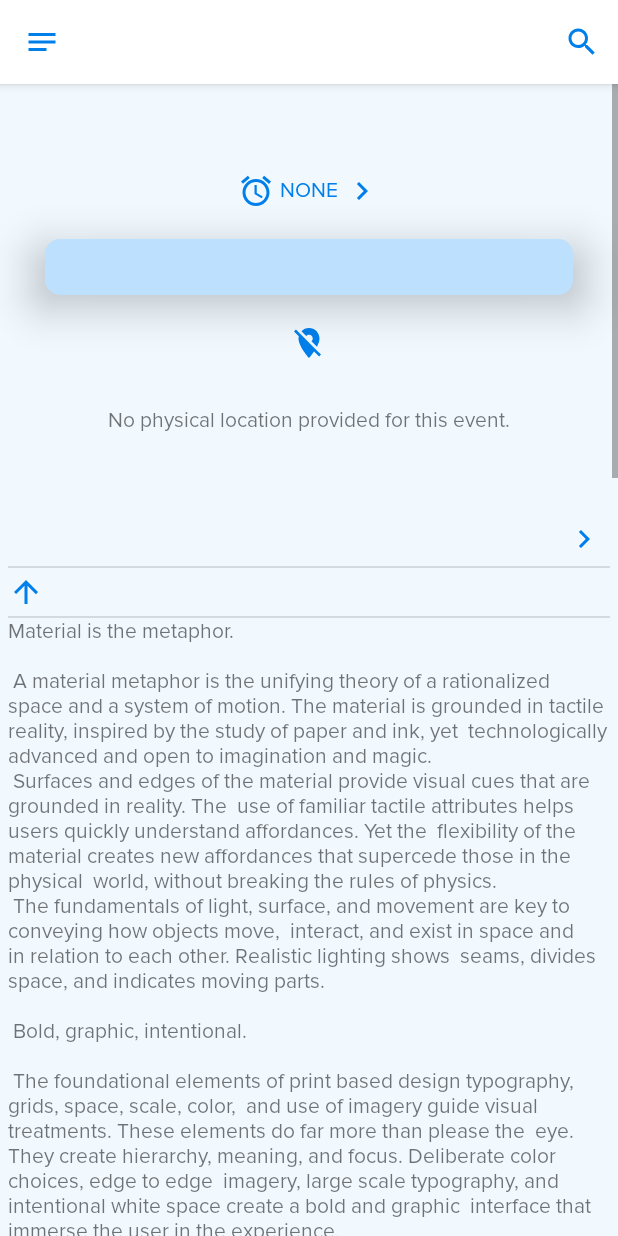
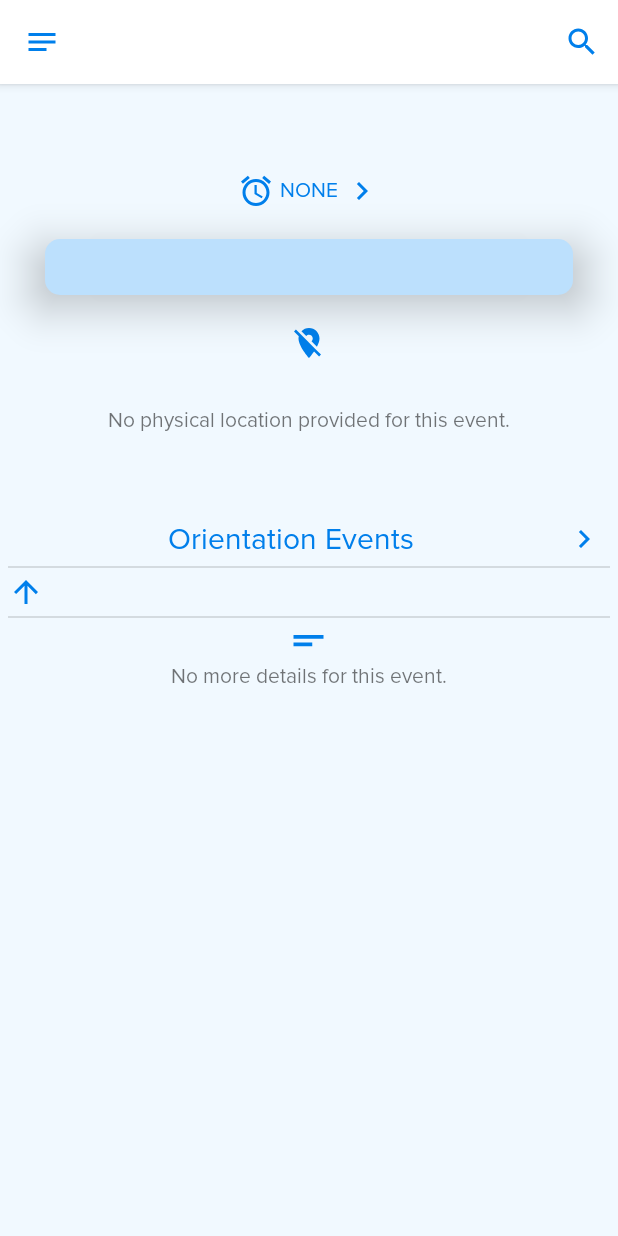
Before and after one commit to erastus-murungi/Orientate, an Android app: the fragment EventDetailFragment placed in its activity, on a phone screen of 412 x 824 dp. Run offline under Robolectric (Android 15) with nearby library versions, the phone set to English and light mode, and no system bars; libraries missing offline, so code that uses them is left out: org.parceler; 6 statements that could not run were skipped.

Commit message:
Added a conditional TextView incase an event doesn't haeve a description

```diff
--- a/app/src/main/java/com/erastus/orientate/student/event/eventdetail/EventDetailFragment.java
+++ b/app/src/main/java/com/erastus/orientate/student/event/eventdetail/EventDetailFragment.java
@@ -22,6 +22,7 @@ import com.erastus.orientate.student.models.DataState;
 import com.erastus.orientate.student.navigation.ActionBarStatus;
 import com.erastus.orientate.student.navigation.StudentNavViewModel;
 import com.erastus.orientate.utils.DateUtils;
+import com.erastus.orientate.utils.FormatNumbers;
 import com.google.android.gms.maps.CameraUpdate;
 import com.google.android.gms.maps.CameraUpdateFactory;
 import com.google.android.gms.maps.GoogleMap;
@@ -49,6 +50,8 @@ public class EventDetailFragment extends Fragment {
     private TextView mNoLocationTextView;
     private TextView mBodyTextView;
     private TextView mUpVoteTextView;
+    private TextView mNoBodyTextView;
+    private TextView mGoBackTextView;
 
 
     private void hideMainNavBar() {
@@ -78,9 +81,12 @@ public class EventDetailFragment extends Fragment {
         mNoLocationTextView = mRootView.findViewById(R.id.text_view_no_location_provided);
         mBodyTextView = mRootView.findViewById(R.id.text_view_event_body);
         mUpVoteTextView = mRootView.findViewById(R.id.text_view_votes);
+        mNoBodyTextView = mRootView.findViewById(R.id.text_view_no_event_body);
+        mGoBackTextView = mRootView.findViewById(R.id.text_view_go_back_to_main_events);
 
         setUpBodyTextView();
         setUpVotesTextView();
+        setUpGoingBackTextView();
 
 
         if (Objects.requireNonNull(mViewModel.getLocalEvent().getValue()).getEventLocation() != null) {
@@ -96,17 +102,28 @@ public class EventDetailFragment extends Fragment {
         return mRootView;
     }
 
+    private void setUpGoingBackTextView() {
+        mGoBackTextView.setText(R.string.orientation_events);
+    }
+
     private void setUpVotesTextView() {
         Integer voteCount = mViewModel.getLocalEvent().getValue().getUpVoteCount();
         if (voteCount == null || voteCount == 0) {
             mUpVoteTextView.setText(null);
         } else {
-
+            mUpVoteTextView.setText(FormatNumbers.format(voteCount));
         }
     }
 
     private void setUpBodyTextView() {
-        mBodyTextView.setText(mViewModel.getLocalEvent().getValue().getBody());
+        String textBody = mViewModel.getLocalEvent().getValue().getBody();
+        if (textBody == null) {
+            mNoBodyTextView.setVisibility(View.VISIBLE);
+            mBodyTextView.setVisibility(View.GONE);
+        } else {
+            mBodyTextView.setVisibility(View.VISIBLE);
+            mNoBodyTextView.setVisibility(View.GONE);
+        }
     }
 
 
@@ -128,7 +145,7 @@ public class EventDetailFragment extends Fragment {
         Log.d(TAG, "zoomToLoc: moving the camera to lat:" + latitude + "lng:" + longitude);
         CameraUpdate cameraUpdate = CameraUpdateFactory.newLatLngZoom(latLng, DEFAULT_ZOOM);
         mMap.moveCamera(CameraUpdateFactory.newLatLng(latLng));
-        mMap.addMarker(new MarkerOptions().position(latLng).title(address.toString()));
+        mMap.addMarker(new MarkerOptions().position(latLng).title(address.getFeatureName()));
         mMap.animateCamera(cameraUpdate);
     }
 
--- /dev/null
+++ b/app/src/main/res/drawable/ic_baseline_short_text_24.xml
@@ -0,0 +1,10 @@
+<vector xmlns:android="http://schemas.android.com/apk/res/android"
+    android:width="30dp"
+    android:height="30dp"
+    android:tint="@color/darkBlue"
+    android:viewportWidth="24"
+    android:viewportHeight="24">
+    <path
+        android:fillColor="@android:color/white"
+        android:pathData="M4,9h16v2H4V9zM4,13h10v2H4V13z" />
+</vector>
--- a/app/src/main/res/layout/fragment_event_detail.xml
+++ b/app/src/main/res/layout/fragment_event_detail.xml
@@ -8,8 +8,7 @@
 
     <RelativeLayout
         android:layout_width="match_parent"
-        android:layout_height="wrap_content"
-        >
+        android:layout_height="wrap_content">
 
         <TextView
             android:id="@+id/text_view_event_title"
@@ -43,14 +42,14 @@
             android:id="@+id/linear_layout_duration"
             android:layout_width="match_parent"
             android:layout_height="wrap_content"
+            android:layout_below="@+id/text_view_reminder"
+            android:layout_marginStart="30dp"
             android:layout_marginTop="20dp"
-            android:layout_marginStart="30dp"
-            android:padding="10dp"
             android:layout_marginEnd="30dp"
+            android:background="@drawable/layout_event_duration_background"
             android:elevation="20dp"
-            android:layout_below="@+id/text_view_reminder"
-            android:background="@drawable/layout_event_duration_background"
-            android:orientation="horizontal">
+            android:orientation="horizontal"
+            android:padding="10dp">
 
             <TextView
                 android:id="@+id/text_view_date"
@@ -66,11 +65,11 @@
                 android:id="@+id/text_view_duration"
                 android:layout_width="wrap_content"
                 android:layout_height="wrap_content"
+                android:layout_alignParentEnd="true"
                 android:layout_gravity="end"
-                android:layout_alignParentEnd="true"
+                android:textSize="14sp"
                 android:textStyle="bold"
-                android:textSize="14sp"
-                tools:text="11:30AM-12:30PM"/>
+                tools:text="11:30AM-12:30PM" />
         </RelativeLayout>
 
         <RelativeLayout
@@ -78,16 +77,17 @@
             android:layout_width="wrap_content"
             android:layout_height="wrap_content"
             android:layout_below="@id/linear_layout_duration">
+
             <TextView
                 android:id="@+id/text_view_no_location_provided"
                 android:layout_width="match_parent"
-            android:text="@string/no_physical_location"
+                android:layout_height="100dp"
                 android:layout_centerInParent="true"
-            android:gravity="center"
+                android:layout_margin="20dp"
                 android:drawableTop="@drawable/ic_baseline_location_off_24"
                 android:drawablePadding="4dp"
-            android:layout_height="100dp"
-            android:layout_margin="20dp"/>
+                android:gravity="center"
+                android:text="@string/no_physical_location" />
 
             <com.google.android.gms.maps.MapView
                 android:id="@+id/map_view_event"
@@ -102,19 +102,19 @@
             android:layout_width="match_parent"
             android:layout_height="wrap_content"
             android:layout_below="@id/relative_layout_maps"
-            android:padding="5dp"
-            android:orientation="vertical">
+            android:orientation="vertical"
+            android:padding="5dp">
 
             <TextView
                 android:id="@+id/text_view_go_back_to_main_events"
-                android:textColor="@color/darkBlue"
-                android:gravity="center"
-                android:textSize="20sp"
                 android:layout_width="match_parent"
-                android:padding="5dp"
                 android:layout_height="wrap_content"
                 android:drawableEnd="@drawable/ic_baseline_keyboard_arrow_right_24"
-                tools:text="Orientation Events"/>
+                android:gravity="center"
+                android:padding="5dp"
+                android:textColor="@color/darkBlue"
+                android:textSize="20sp"
+                tools:text="Orientation Events" />
 
             <View
                 android:layout_width="match_parent"
@@ -126,12 +126,12 @@
                 android:id="@+id/text_view_votes"
                 android:layout_width="match_parent"
                 android:layout_height="wrap_content"
-                android:drawableStart="@drawable/ic_baseline_arrow_upward_24"
-                android:gravity="center_vertical"
-                android:drawablePadding="4dp"
                 android:layout_marginTop="4dp"
                 android:layout_marginBottom="4dp"
-                tools:text="Going: 200"/>
+                android:drawableStart="@drawable/ic_baseline_arrow_upward_24"
+                android:drawablePadding="4dp"
+                android:gravity="center_vertical"
+                tools:text="Going: 200" />
 
             <View
                 android:layout_width="match_parent"
@@ -139,11 +139,26 @@
                 android:layout_weight="1"
                 android:background="?android:attr/listDivider" />
 
+            <RelativeLayout
+                android:layout_width="wrap_content"
+                android:layout_height="wrap_content">
+
+                <TextView
+                    android:id="@+id/text_view_no_event_body"
+                    android:layout_width="match_parent"
+                    android:layout_height="wrap_content"
+                    android:gravity="center"
+                    android:drawableTop="@drawable/ic_baseline_short_text_24"
+                    android:text="@string/no_more_details_for_this_event" />
+
                 <TextView
                     android:id="@+id/text_view_event_body"
                     android:layout_width="match_parent"
                     android:layout_height="wrap_content"
-                android:text="@string/large_text"/>
+                    android:text="@string/large_text" />
+
+            </RelativeLayout>
+
 
         </LinearLayout>
 
--- a/app/src/main/res/values/strings.xml
+++ b/app/src/main/res/values/strings.xml
@@ -177,5 +177,7 @@
     <string name="format_day_month_date">%s, %s %d</string>
     <string name="format_time_range">%s-%s</string>
     <string name="no_physical_location">No physical location provided for this event.</string>
+    <string name="no_more_details_for_this_event">No more details for this event.</string>
+    <string name="orientation_events">Orientation Events</string>
 
 </resources>
```
Lines whose indentation alone changed are shown as unchanged.
